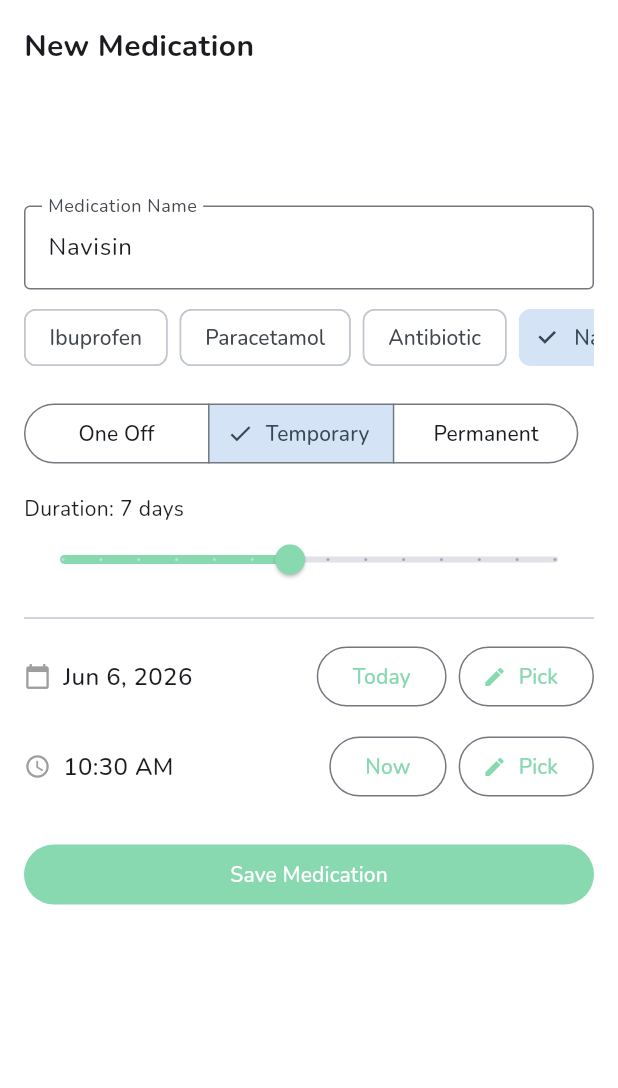
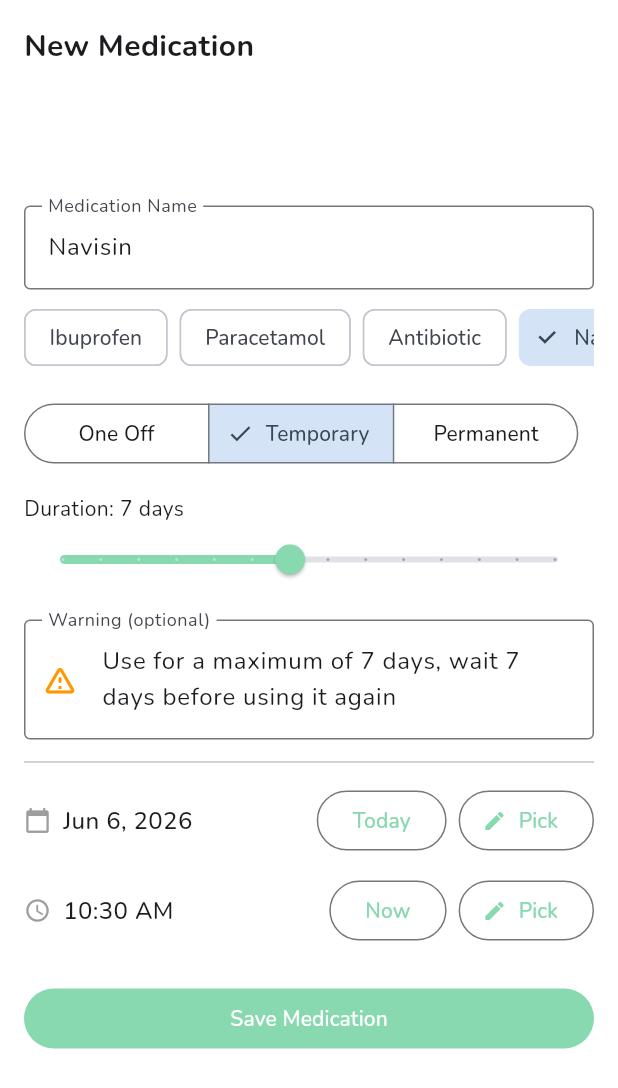
Before and after one commit to pisonir/mama-brain, a Flutter app: the AddMedicationSheet widget shown alone on an empty page, opened directly, after a tap on "Navisin", on a phone screen of 412 x 824 dp. Shown: the top 1088 px of the screen. Run offline on Flutter 3.47's test engine with Material 3 defaults, Android fonts, the phone set to English and light mode, and no system bars; our stand-ins replace cloud_firestore, firebase_auth, firebase_core, flutter_riverpod, google_fonts, google_sign_in and 1 more; accounts and stored records are empty; generated files the repository leaves out were written again.

Commit message:
Add optional warning statement to medications
Adds a `warning` field to the Medication model (with Firestore
serialization), a "Warning (optional)" input on the add/edit medication
form (pre-filled with suggested text for Paracetamol, Ibuprofen, and
Navisin quick-chips), and renders the warning on each medication list
item with a caution icon.

Closes #34

Co-authored-by: Riccardo Pisoni <pisonir@users.noreply.github.com>

```diff
--- a/lib/src/core/models/medication.dart
+++ b/lib/src/core/models/medication.dart
@@ -19,6 +19,10 @@ class Medication {
   // A history of when this specific medication was taken. We store DateTimes here
   final List<DateTime> takenLogs;
 
+  // Optional caution statement shown on the form and the medication list,
+  // e.g. "take every 6 hours, not less"
+  final String? warning;
+
   Medication({
     required this.id,
     required this.name,
@@ -27,6 +31,7 @@ class Medication {
     required this.startDate,
     this.durationInDays,
     this.takenLogs = const [],
+    this.warning,
   });
 
   // A helper method to create a copy of the object with modified fields
@@ -39,6 +44,7 @@ class Medication {
     DateTime? startDate,
     int? durationInDays,
     List<DateTime>? takenLogs,
+    String? warning,
   }) {
     return Medication(
       id: id ?? this.id,
@@ -48,6 +54,7 @@ class Medication {
       startDate: startDate ?? this.startDate,
       durationInDays: durationInDays ?? this.durationInDays,
       takenLogs: takenLogs ?? this.takenLogs,
+      warning: warning ?? this.warning,
     );
   }
 
@@ -59,6 +66,7 @@ class Medication {
       'startDate': Timestamp.fromDate(startDate),
       'durationInDays': durationInDays,
       'takenLogs': takenLogs.map((dt) => Timestamp.fromDate(dt)).toList(),
+      'warning': warning,
     };
   }
 
@@ -75,6 +83,7 @@ class Medication {
               ?.map((t) => (t as Timestamp).toDate())
               .toList() ??
           [],
+      warning: data['warning'] as String?,
     );
   }
 }
--- a/lib/src/features/medications/logic/medication_provider.dart
+++ b/lib/src/features/medications/logic/medication_provider.dart
@@ -50,6 +50,7 @@ class MedicationNotifier extends StateNotifier<List<Medication>> {
     required DateTime startDate,
     int? durationInDays,
     DateTime? takenAt,
+    String? warning,
   }) async {
     final id = const Uuid().v4();
     // Auto-check one-off medications immediately on creation
@@ -64,6 +65,7 @@ class MedicationNotifier extends StateNotifier<List<Medication>> {
       startDate: startDate,
       durationInDays: durationInDays,
       takenLogs: takenLogs,
+      warning: warning,
     );
     await _col.doc(id).set(newMed.toMap());
   }
@@ -75,6 +77,7 @@ class MedicationNotifier extends StateNotifier<List<Medication>> {
     required MedicationType type,
     int? durationInDays,
     required DateTime originalStartDate,
+    String? warning,
   }) async {
     final updatedMed = Medication(
       id: id,
@@ -83,6 +86,7 @@ class MedicationNotifier extends StateNotifier<List<Medication>> {
       type: type,
       startDate: originalStartDate,
       durationInDays: durationInDays,
+      warning: warning,
     );
     await _col.doc(id).set(updatedMed.toMap());
   }
--- a/lib/src/features/medications/ui/add_medication_sheet.dart
+++ b/lib/src/features/medications/ui/add_medication_sheet.dart
@@ -17,6 +17,7 @@ class AddMedicationSheet extends ConsumerStatefulWidget {
 
 class _AddMedicationSheetState extends ConsumerState<AddMedicationSheet> {
   late final TextEditingController _nameController;
+  late final TextEditingController _warningController;
 
   // Tracks which quick-chip name is highlighted (null if user typed manually)
   String? _selectedQuickChipName;
@@ -50,13 +51,22 @@ class _AddMedicationSheetState extends ConsumerState<AddMedicationSheet> {
     "Antifungal Cream": (type: MedicationType.temporary, days: 7),
   };
 
+  // Suggested warning statements for specific quick-chip medications
+  static const _quickChipWarnings = <String, String>{
+    "Paracetamol": "Take every 6 hours, not less",
+    "Ibuprofen": "Take every 8 hours, not less",
+    "Navisin": "Use for a maximum of 7 days, wait 7 days before using it again",
+  };
+
   @override
   void initState() {
     super.initState();
     _nameController = TextEditingController();
+    _warningController = TextEditingController();
     if (widget.medicationToEdit != null) {
       final med = widget.medicationToEdit!;
       _nameController.text = med.name;
+      _warningController.text = med.warning ?? '';
       _selectedType = med.type;
       _selectedMemberId = med.familyMemberId;
       _selectedDate = med.startDate;
@@ -90,10 +100,11 @@ class _AddMedicationSheetState extends ConsumerState<AddMedicationSheet> {
   @override
   void dispose() {
     _nameController.dispose();
+    _warningController.dispose();
     super.dispose();
   }
 
-  // Helper to update name (and optionally type/duration) from quick chips
+  // Helper to update name (and optionally type/duration/warning) from quick chips
   void _fillName(String name) {
     final defaults = _quickChipDefaults[name];
     setState(() {
@@ -110,6 +121,10 @@ class _AddMedicationSheetState extends ConsumerState<AddMedicationSheet> {
     _nameController.selection = TextSelection.fromPosition(
       TextPosition(offset: name.length),
     );
+    final suggestedWarning = _quickChipWarnings[name];
+    if (suggestedWarning != null) {
+      _warningController.text = suggestedWarning;
+    }
   }
 
   @override
@@ -240,6 +255,20 @@ class _AddMedicationSheetState extends ConsumerState<AddMedicationSheet> {
             ),
           ],
 
+          const SizedBox(height: 16),
+
+          // Warning Input
+          TextField(
+            controller: _warningController,
+            maxLines: 2,
+            decoration: const InputDecoration(
+              labelText: "Warning (optional)",
+              hintText: "e.g., take every 6 hours, not less",
+              prefixIcon: Icon(Icons.warning_amber_rounded, color: Colors.orange),
+              border: OutlineInputBorder(),
+            ),
+          ),
+
           const Divider(height: 30),
 
           // DATE PICKER ROW
@@ -319,6 +348,8 @@ class _AddMedicationSheetState extends ConsumerState<AddMedicationSheet> {
                   _selectedDate.year, _selectedDate.month, _selectedDate.day,
                   _selectedTime.hour, _selectedTime.minute,
                 );
+                final trimmedWarning = _warningController.text.trim();
+                final warning = trimmedWarning.isEmpty ? null : trimmedWarning;
                 // EDIT MODE
                 if (widget.medicationToEdit != null) {
                   ref.read(medicationProvider.notifier).editMedication(
@@ -328,6 +359,7 @@ class _AddMedicationSheetState extends ConsumerState<AddMedicationSheet> {
                     type: _selectedType,
                     durationInDays: _selectedType == MedicationType.temporary ? _durationDays.toInt() : null,
                     originalStartDate: _selectedDate,
+                    warning: warning,
                   );
                 }
                 // ADD MODE
@@ -339,6 +371,7 @@ class _AddMedicationSheetState extends ConsumerState<AddMedicationSheet> {
                     startDate: _selectedDate,
                     durationInDays: _selectedType == MedicationType.temporary ? _durationDays.toInt() : null,
                     takenAt: takenAt,
+                    warning: warning,
                   );
                 }
 
--- a/lib/src/features/medications/ui/daily_medication_list.dart
+++ b/lib/src/features/medications/ui/daily_medication_list.dart
@@ -255,6 +255,23 @@ class DailyMedicationList extends ConsumerWidget {
                   )
                 else
                   Text(subtitleText),
+                if (med.warning != null && med.warning!.isNotEmpty)
+                  Padding(
+                    padding: const EdgeInsets.only(top: 4),
+                    child: Row(
+                      crossAxisAlignment: CrossAxisAlignment.start,
+                      children: [
+                        const Icon(Icons.warning_amber_rounded, size: 14, color: Colors.orange),
+                        const SizedBox(width: 4),
+                        Expanded(
+                          child: Text(
+                            med.warning!,
+                            style: const TextStyle(fontSize: 12, color: Colors.orange),
+                          ),
+                        ),
+                      ],
+                    ),
+                  ),
               ],
             ),
             trailing: Row(
```
Also changed, not shown: 1 other file.
